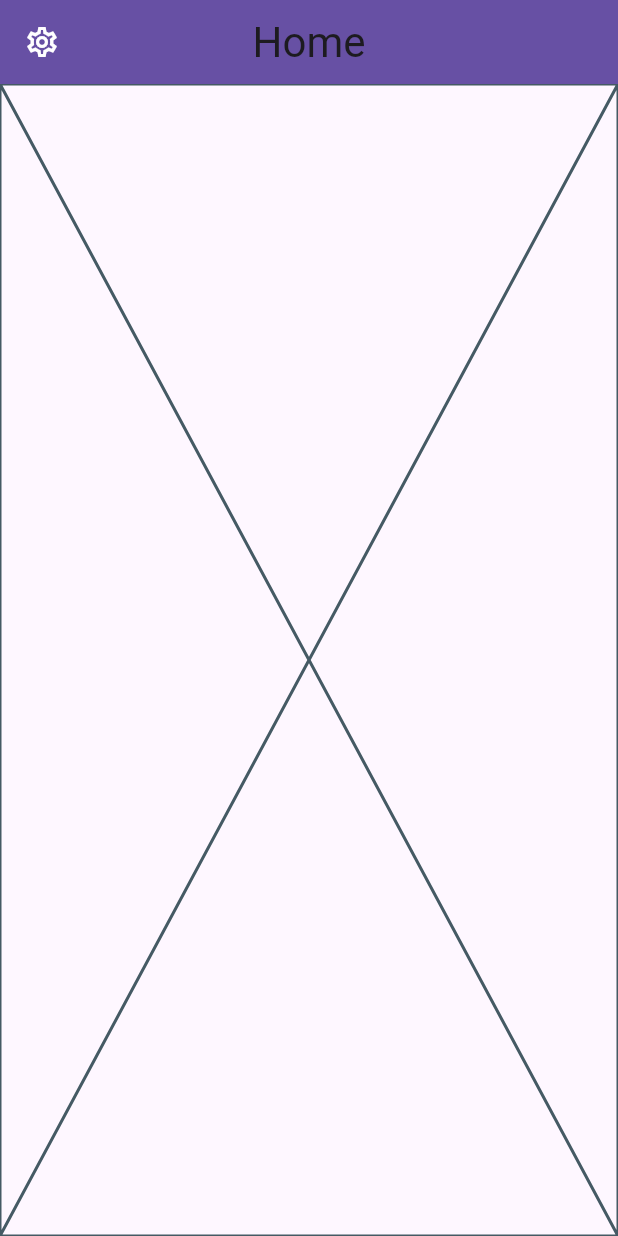
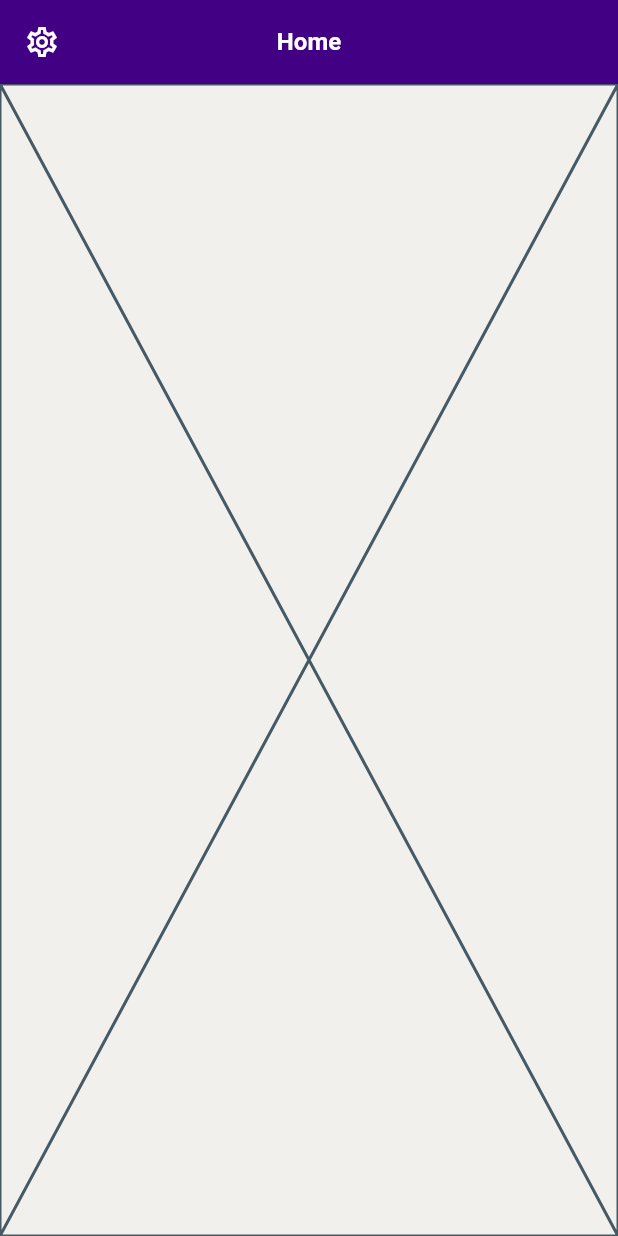
Before and after one commit to Jambdy/ava-assignment, a Flutter app: the screen it shows after launch, on a phone screen of 412 x 824 dp. Run offline on Flutter 3.47's test engine with Material 3 defaults, Android fonts, the phone set to English and light mode, and no system bars; our stand-ins replace auto_route, flutter_riverpod, google_fonts; Roboto replaces fonts that are missing (At Hauss).

Commit message:
add application theme and colors

```diff
--- a/lib/main.dart
+++ b/lib/main.dart
@@ -1,4 +1,5 @@
 import 'package:ava_assignment/router.dart';
+import 'package:ava_assignment/ui/core/themes/theme.dart';
 import 'package:flutter/material.dart';
 import 'package:flutter_riverpod/flutter_riverpod.dart';
 
@@ -15,6 +16,7 @@ class App extends StatelessWidget {
   Widget build(BuildContext context) {
     return MaterialApp.router(
       title: 'Ava Assignment',
+      theme: AppTheme.lightTheme,
       routerConfig: _appRouter.config(),
     );
   }
--- /dev/null
+++ b/lib/ui/core/themes/color.dart
@@ -0,0 +1,31 @@
+import 'package:flutter/material.dart';
+
+abstract final class AppColors {
+  static const Color avaPrimary = Color(0xFF420085);
+  static const Color avaSecondary = Color(0xFF48A388);
+  static const Color avaSecondaryLight = Color(0xFFA9EACE);
+  static const Color bgWhite = Color(0xFFFFFFFF);
+  static const Color gray = Color(0xFFD9D9D9);
+  static const Color lightPurp = Color(0xFFA448FF);
+  static const Color manilla = Color(0xFFF2F0ED);
+
+  // TODO: get error color from UX
+  static const Color red = Colors.red;
+  static const Color textLight = Color(0xFF736B7C);
+  static const Color textGreen = Color(0xFF003928);
+  static const Color textWhite = Color(0xFFFFFFFF);
+  static const Color textPrimaryDark = Color(0xFF2A1E39);
+
+  static const lightColorScheme = ColorScheme(
+    brightness: Brightness.light,
+    primary: avaPrimary,
+    onPrimary: textWhite,
+    secondary: avaSecondary,
+    onSecondary: textWhite,
+    error: red,
+    onError: textWhite,
+    onSurface: textPrimaryDark,
+    surface: bgWhite,
+    outline: gray,
+  );
+}
--- /dev/null
+++ b/lib/ui/core/themes/theme.dart
@@ -0,0 +1,61 @@
+import 'package:ava_assignment/ui/core/themes/color.dart';
+import 'package:flutter/material.dart';
+import 'package:google_fonts/google_fonts.dart';
+
+abstract final class AppTheme {
+  static const TextStyle detailEmphasis = TextStyle(
+    fontSize: 14.0,
+    fontWeight: FontWeight.w600,
+  );
+  static const TextStyle detailRegular = TextStyle(
+    fontSize: 14.0,
+    fontWeight: FontWeight.w400,
+  );
+  static TextStyle graphSmall = GoogleFonts.inter(
+    fontSize: 14.0,
+    fontWeight: FontWeight.w600,
+    color: AppColors.textLight,
+  );
+  // TODO: get 'At Slam Cnd' font from UX
+  static TextStyle graphMedium = GoogleFonts.bebasNeue(
+    fontSize: 36.0,
+    fontWeight: FontWeight.w600,
+    color: AppColors.textPrimaryDark,
+    height: 1
+  );
+  static const TextStyle overlineEmphasis = TextStyle(
+    fontSize: 12.0,
+    fontWeight: FontWeight.w600,
+    color: AppColors.textPrimaryDark,
+  );
+  static const TextStyle overlineRegular = TextStyle(
+    fontSize: 12.0,
+    fontWeight: FontWeight.w400,
+  );
+
+  static const _textTheme = TextTheme(
+    headlineMedium: TextStyle(
+      fontSize: 16.0,
+      fontWeight: FontWeight.w600,
+      color: AppColors.textWhite,
+    ),
+    bodyMedium: TextStyle(
+      fontSize: 16.0,
+      fontWeight: FontWeight.w600,
+      color: AppColors.textPrimaryDark,
+    ),
+    titleMedium: TextStyle(
+      fontSize: 22.0,
+      fontWeight: FontWeight.w600,
+      color: AppColors.textPrimaryDark,
+    ),
+  );
+
+  static ThemeData lightTheme = ThemeData(
+    brightness: Brightness.light,
+    colorScheme: AppColors.lightColorScheme,
+    textTheme: _textTheme,
+    fontFamily: 'At Hauss',
+    scaffoldBackgroundColor: AppColors.manilla,
+  );
+}
```
